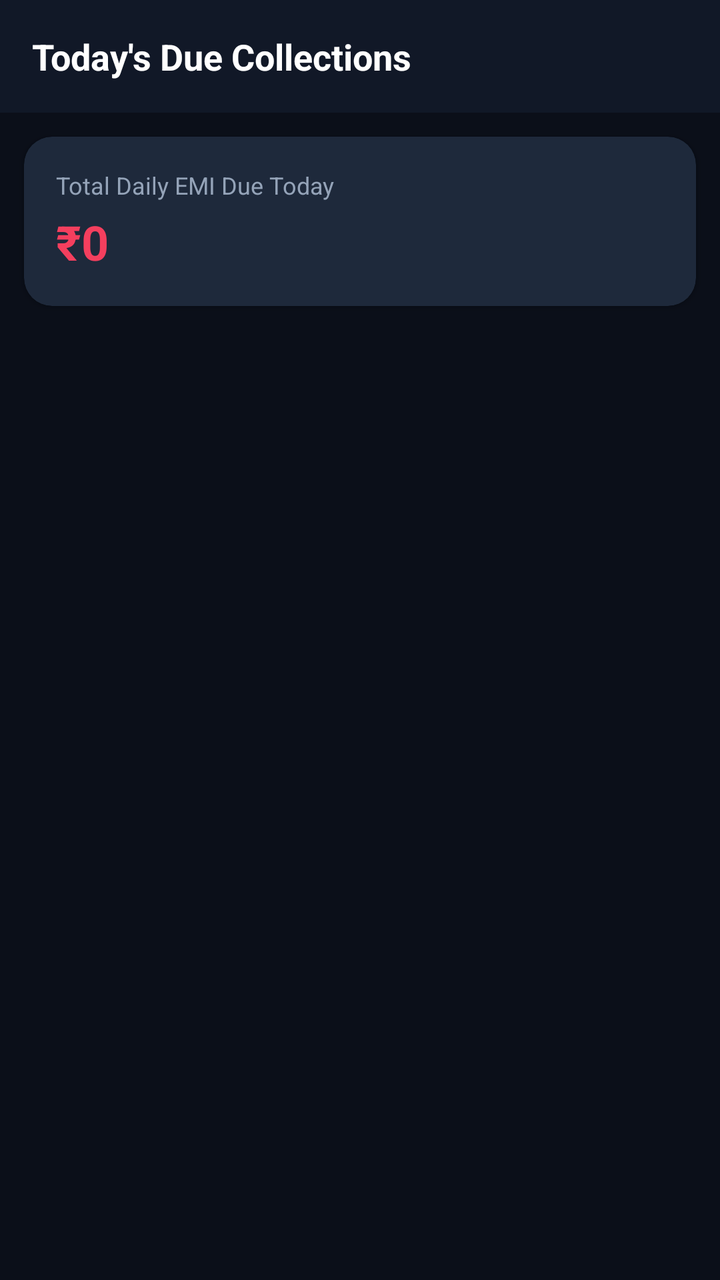
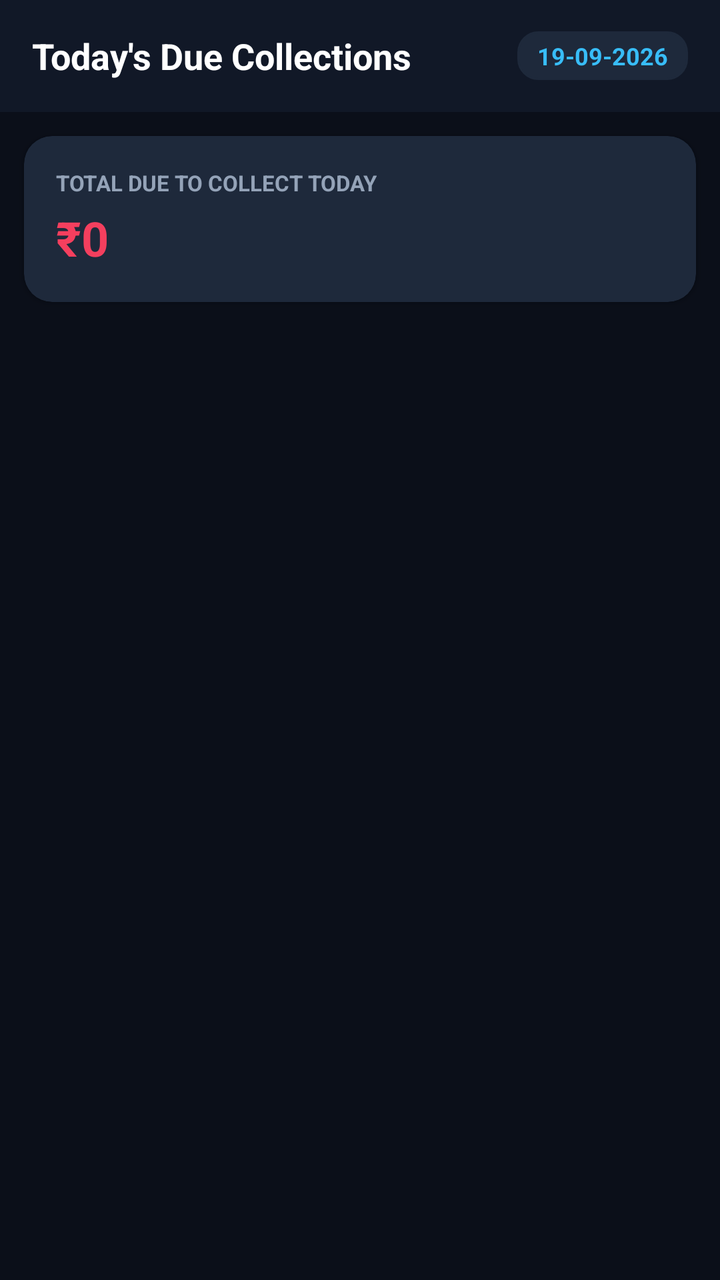

Screens rendered from an Android XML layout before and after an edit, with the pre-edit source and the edit as a unified diff.
<!-- AndroidManifest.xml: application theme Theme.QuickLoan -->
<!-- res/layout/activity_todays_due.xml -->
<?xml version="1.0" encoding="utf-8"?>
<LinearLayout xmlns:android="http://schemas.android.com/apk/res/android"
    xmlns:app="http://schemas.android.com/apk/res-auto"
    android:layout_width="match_parent"
    android:layout_height="match_parent"
    android:background="@color/surface_bg"
    android:orientation="vertical">

    <TextView
        android:layout_width="match_parent"
        android:layout_height="wrap_content"
        android:background="@color/brand_primary"
        android:padding="16dp"
        android:text="Today's Due Collections"
        android:textColor="#FFFFFF"
        android:textSize="18sp"
        android:textStyle="bold" />

    
    <androidx.cardview.widget.CardView
        android:layout_width="match_parent"
        android:layout_height="wrap_content"
        android:layout_margin="12dp"
        app:cardBackgroundColor="@color/card_bg"
        app:cardCornerRadius="14dp"
        app:cardElevation="2dp">

        <LinearLayout
            android:layout_width="match_parent"
            android:layout_height="wrap_content"
            android:orientation="vertical"
            android:padding="16dp">

            <TextView
                android:layout_width="wrap_content"
                android:layout_height="wrap_content"
                android:text="Total Daily EMI Due Today"
                android:textColor="@color/text_muted"
                android:textSize="12sp" />

            <TextView
                android:id="@+id/tvTotalDueAmount"
                android:layout_width="wrap_content"
                android:layout_height="wrap_content"
                android:layout_marginTop="4dp"
                android:text="₹0"
                android:textColor="@color/brand_rose"
                android:textSize="24sp"
                android:textStyle="bold" />
        </LinearLayout>
    </androidx.cardview.widget.CardView>

    <TextView
        android:id="@+id/tvEmptyDue"
        android:layout_width="match_parent"
        android:layout_height="wrap_content"
        android:gravity="center"
        android:padding="24dp"
        android:text="No active loan dues found for today"
        android:textColor="@color/text_muted"
        android:visibility="gone" />

    <androidx.recyclerview.widget.RecyclerView
        android:id="@+id/rvTodaysDue"
        android:layout_width="match_parent"
        android:layout_height="match_parent"
        android:paddingHorizontal="6dp" />
</LinearLayout>
<!-- resources referenced by this layout -->
<resources>
  <color name="brand_primary">#111827</color>
  <color name="brand_rose">#F43F5E</color>
  <color name="card_bg">#1E293B</color>
  <color name="surface_bg">#0B0F19</color>
  <color name="text_muted">#94A3B8</color>
  <style name="Theme.QuickLoan" parent="Theme.AppCompat.DayNight.NoActionBar">
          
          <item name="android:windowBackground">@color/surface_bg</item>
          <item name="android:colorBackground">@color/surface_bg</item>
  
          
          <item name="colorPrimary">@color/header_bg</item>
          <item name="colorPrimaryDark">#070A10</item>
          <item name="colorAccent">@color/brand_accent</item>
  
          
          <item name="android:statusBarColor">@color/header_bg</item>
          <item name="android:navigationBarColor">#070A10</item>
          <item name="android:windowLightStatusBar">false</item>
      </style>
  <color name="header_bg">#111827</color>
  <color name="brand_accent">#38BDF8</color>
</resources>

<!-- the commit's change to res/layout/activity_todays_due.xml (unified diff, before → after) -->
@@ -3,25 +3,47 @@
     xmlns:app="http://schemas.android.com/apk/res-auto"
     android:layout_width="match_parent"
     android:layout_height="match_parent"
-    android:background="@color/surface_bg"
+    android:background="#0B0F19"
     android:orientation="vertical">
 
-    <TextView
+    
+    <LinearLayout
         android:layout_width="match_parent"
-        android:layout_height="wrap_content"
-        android:background="@color/brand_primary"
-        android:padding="16dp"
-        android:text="Today's Due Collections"
-        android:textColor="#FFFFFF"
-        android:textSize="18sp"
-        android:textStyle="bold" />
+        android:layout_height="56dp"
+        android:background="#111827"
+        android:gravity="center_vertical"
+        android:orientation="horizontal"
+        android:paddingHorizontal="16dp">
+
+        <TextView
+            android:layout_width="0dp"
+            android:layout_height="wrap_content"
+            android:layout_weight="1"
+            android:text="Today's Due Collections"
+            android:textColor="#FFFFFF"
+            android:textSize="18sp"
+            android:textStyle="bold" />
+
+        <TextView
+            android:id="@+id/tvDueCurrentDateBadge"
+            android:layout_width="wrap_content"
+            android:layout_height="wrap_content"
+            android:background="@drawable/edittext_bg"
+            android:backgroundTint="#1E293B"
+            android:paddingHorizontal="10dp"
+            android:paddingVertical="4dp"
+            android:text="19-09-2026"
+            android:textColor="#38BDF8"
+            android:textSize="12sp"
+            android:textStyle="bold" />
+    </LinearLayout>
 
     
     <androidx.cardview.widget.CardView
         android:layout_width="match_parent"
         android:layout_height="wrap_content"
         android:layout_margin="12dp"
-        app:cardBackgroundColor="@color/card_bg"
+        app:cardBackgroundColor="#1E293B"
         app:cardCornerRadius="14dp"
         app:cardElevation="2dp">
 
@@ -34,9 +56,10 @@
             <TextView
                 android:layout_width="wrap_content"
                 android:layout_height="wrap_content"
-                android:text="Total Daily EMI Due Today"
-                android:textColor="@color/text_muted"
-                android:textSize="12sp" />
+                android:text="TOTAL DUE TO COLLECT TODAY"
+                android:textColor="#94A3B8"
+                android:textSize="11sp"
+                android:textStyle="bold" />
 
             <TextView
                 android:id="@+id/tvTotalDueAmount"
@@ -44,25 +67,31 @@
                 android:layout_height="wrap_content"
                 android:layout_marginTop="4dp"
                 android:text="₹0"
-                android:textColor="@color/brand_rose"
+                android:textColor="#F43F5E"
                 android:textSize="24sp"
                 android:textStyle="bold" />
         </LinearLayout>
     </androidx.cardview.widget.CardView>
 
+    
     <TextView
         android:id="@+id/tvEmptyDue"
         android:layout_width="match_parent"
         android:layout_height="wrap_content"
         android:gravity="center"
-        android:padding="24dp"
-        android:text="No active loan dues found for today"
-        android:textColor="@color/text_muted"
+        android:padding="40dp"
+        android:text="No pending dues for today! All borrowers paid."
+        android:textColor="#64748B"
+        android:textSize="14sp"
         android:visibility="gone" />
 
+    
     <androidx.recyclerview.widget.RecyclerView
         android:id="@+id/rvTodaysDue"
         android:layout_width="match_parent"
         android:layout_height="match_parent"
-        android:paddingHorizontal="6dp" />
+        android:clipToPadding="false"
+        android:paddingHorizontal="6dp"
+        android:paddingBottom="16dp" />
+
 </LinearLayout>
<!-- resource entries referenced after the edit -->
@@ -1,10 +1,14 @@
 <!-- resources referenced by this layout -->
 <resources>
-  <color name="brand_primary">#111827</color>
-  <color name="brand_rose">#F43F5E</color>
-  <color name="card_bg">#1E293B</color>
+  <!-- drawable edittext_bg (drawable) -->
+  <?xml version="1.0" encoding="utf-8"?>
+  <shape xmlns:android="http://schemas.android.com/apk/res/android"
+      android:shape="rectangle">
+      <solid android:color="#1E293B" />
+      <stroke android:width="1dp" android:color="#475569" />
+      <corners android:radius="10dp" />
+  </shape>
   <color name="surface_bg">#0B0F19</color>
-  <color name="text_muted">#94A3B8</color>
   <style name="Theme.QuickLoan" parent="Theme.AppCompat.DayNight.NoActionBar">
           
           <item name="android:windowBackground">@color/surface_bg</item>
